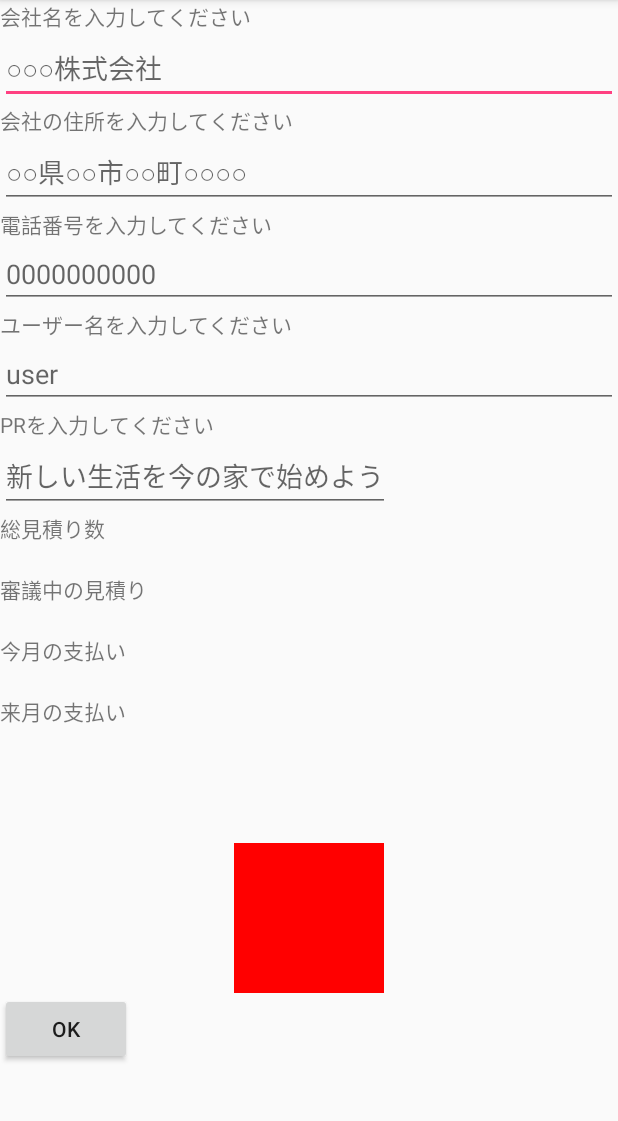
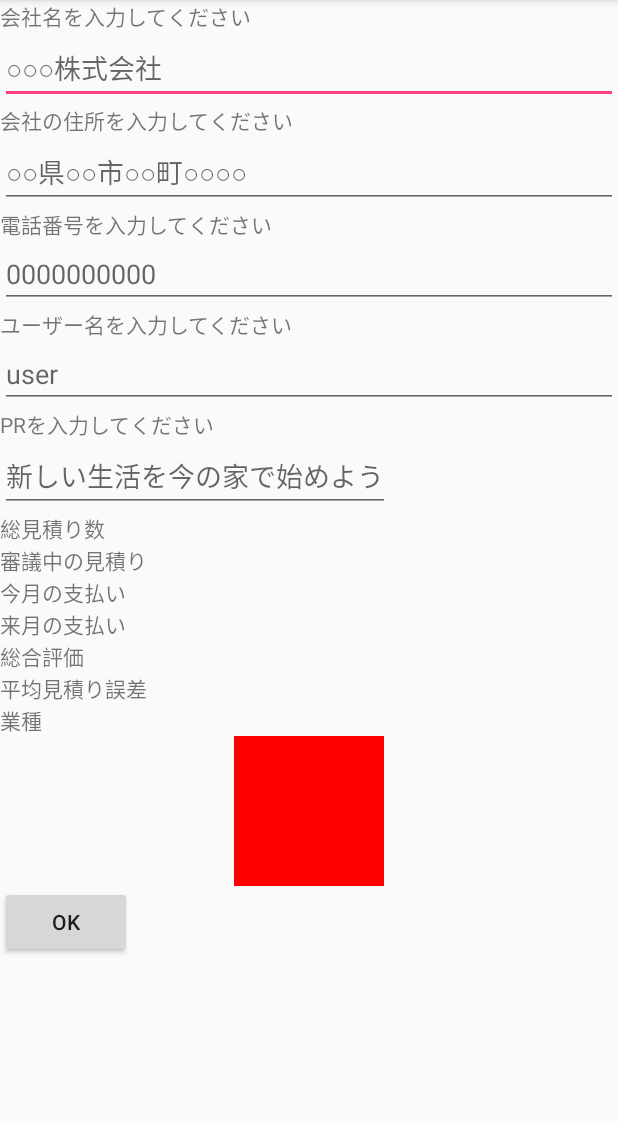
Before and after one commit to sonyanai/GoodHomes, an Android app: the fragment BusinessLoginFragment shown on its own in the app's theme, on a phone screen of 412 x 824 dp, the part 84-1205 px from its top. Run offline under Robolectric (Android 15) with nearby library versions, the phone set to English and light mode, and no system bars; our stand-ins replace Firebase (no records; nobody signed in at launch, a user with empty details on screens opened directly).

```diff
--- a/app/src/main/res/layout/fragment_businesslogin.xml
+++ b/app/src/main/res/layout/fragment_businesslogin.xml
@@ -53,6 +53,11 @@
             android:layout_height="match_parent"
             android:id="@+id/prEditText"
             android:hint="新しい生活を今の家で始めよう"/>
+        <LinearLayout
+            android:layout_width="match_parent"
+            android:layout_height="wrap_content"
+            android:orientation="horizontal">
+
             <TextView
                 android:layout_width="wrap_content"
                 android:layout_height="wrap_content"
@@ -60,7 +65,15 @@
             <TextView
                 android:layout_width="wrap_content"
                 android:layout_height="wrap_content"
-            android:id="@+id/totalEstimateTextView"/>
+                android:id="@+id/totalEstimateTextView"
+                android:paddingLeft="5dp"/>
+        </LinearLayout>
+
+        <LinearLayout
+            android:layout_width="match_parent"
+            android:layout_height="wrap_content"
+            android:orientation="horizontal">
+
             <TextView
                 android:layout_width="wrap_content"
                 android:layout_height="wrap_content"
@@ -68,7 +81,15 @@
             <TextView
                 android:layout_width="wrap_content"
                 android:layout_height="wrap_content"
-            android:id="@+id/unwatchEstimateTextView"/>
+                android:id="@+id/unwatchEstimateTextView"
+                android:paddingLeft="5dp"/>
+        </LinearLayout>
+
+        <LinearLayout
+            android:layout_width="match_parent"
+            android:layout_height="wrap_content"
+            android:orientation="horizontal">
+
             <TextView
                 android:layout_width="wrap_content"
                 android:layout_height="wrap_content"
@@ -76,7 +97,15 @@
             <TextView
                 android:layout_width="wrap_content"
                 android:layout_height="wrap_content"
-            android:id="@+id/thisPaymentTextView"/>
+                android:id="@+id/thisPaymentTextView"
+                android:paddingLeft="5dp"/>
+        </LinearLayout>
+
+        <LinearLayout
+            android:layout_width="match_parent"
+            android:layout_height="wrap_content"
+            android:orientation="horizontal">
+
             <TextView
                 android:layout_width="wrap_content"
                 android:layout_height="wrap_content"
@@ -84,19 +113,58 @@
             <TextView
                 android:layout_width="wrap_content"
                 android:layout_height="wrap_content"
-            android:id="@+id/nextPaymentTextView"/>
+                android:id="@+id/nextPaymentTextView"
+                android:paddingLeft="5dp"/>
+        </LinearLayout>
+
+        <LinearLayout
+            android:layout_width="match_parent"
+            android:layout_height="wrap_content"
+            android:orientation="horizontal">
+
             <TextView
                 android:layout_width="wrap_content"
                 android:layout_height="wrap_content"
-            android:id="@+id/totalEvaluationTextView"/>
+                android:text="総合評価"/>
             <TextView
                 android:layout_width="wrap_content"
                 android:layout_height="wrap_content"
-            android:id="@+id/moneyEvaluationTextView"/>
+                android:id="@+id/totalEvaluationTextView"
+                android:paddingLeft="5dp"/>
+        </LinearLayout>
+
+        <LinearLayout
+            android:layout_width="match_parent"
+            android:layout_height="wrap_content"
+            android:orientation="horizontal">
+
             <TextView
                 android:layout_width="wrap_content"
                 android:layout_height="wrap_content"
-            android:id="@+id/industryTextView"/>
+                android:text="平均見積り誤差"/>
+            <TextView
+                android:layout_width="wrap_content"
+                android:layout_height="wrap_content"
+                android:id="@+id/moneyEvaluationTextView"
+                android:paddingLeft="5dp"/>
+        </LinearLayout>
+
+        <LinearLayout
+            android:layout_width="match_parent"
+            android:layout_height="wrap_content"
+            android:orientation="horizontal">
+
+            <TextView
+                android:layout_width="wrap_content"
+                android:layout_height="wrap_content"
+                android:text="業種"/>
+            <TextView
+                android:layout_width="wrap_content"
+                android:layout_height="wrap_content"
+                android:id="@+id/industryTextView"
+                android:paddingLeft="5dp"/>
+        </LinearLayout>
+
 
         <ImageView
             android:layout_width="100dp"
```
Lines whose indentation alone changed are shown as unchanged.
